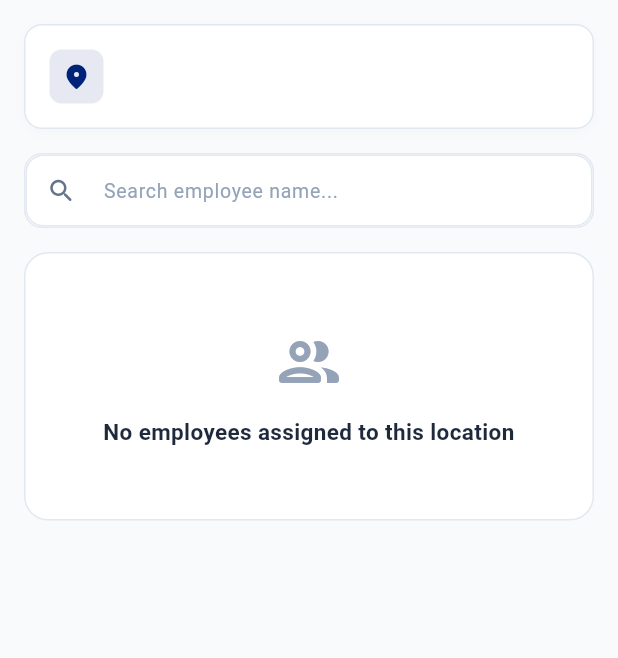
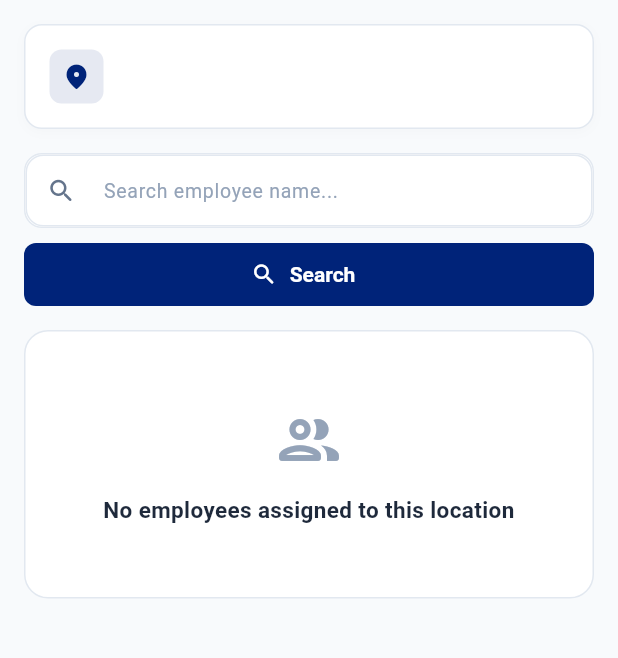
Before and after one commit to shahid531/client_attendence, a Flutter app: the LocationEmployeesPage screen opened directly with empty values, on a phone screen of 412 x 824 dp, the part 84-742 px from its top. Run offline on Flutter 3.47's test engine with Material 3 defaults, Android fonts, the phone set to English and light mode, and no system bars; our stand-ins replace dartz, device_info_plus, dio, equatable, flutter_bloc, flutter_map and 8 more; accounts and stored records are empty; network calls fail.

Commit message:
search functionality added

```diff
--- a/lib/data/repositories/admin_repository_impl.dart
+++ b/lib/data/repositories/admin_repository_impl.dart
@@ -46,9 +46,9 @@ class AdminRepositoryImpl implements AdminRepository {
   }
 
   @override
-  Future<Either<Failure, List<CreatedEmployee>>> getEmployees() async {
+  Future<Either<Failure, List<CreatedEmployee>>> getEmployees({String? name}) async {
     try {
-      final result = await remoteDataSource.getEmployees();
+      final result = await remoteDataSource.getEmployees(name: name);
       return Right(result);
     } on ServerException catch (e) {
       return Left(ServerFailure(e.message));
--- a/lib/domain/repositories/admin_repository.dart
+++ b/lib/domain/repositories/admin_repository.dart
@@ -17,7 +17,7 @@ abstract class AdminRepository {
     String? reportingManagerEmployeeId,
   });
 
-  Future<Either<Failure, List<CreatedEmployee>>> getEmployees();
+  Future<Either<Failure, List<CreatedEmployee>>> getEmployees({String? name});
 
   Future<Either<Failure, List<ClientLocation>>> getLocations();
 
--- a/lib/domain/usecases/admin/get_employees_usecase.dart
+++ b/lib/domain/usecases/admin/get_employees_usecase.dart
@@ -1,16 +1,26 @@
 import 'package:dartz/dartz.dart';
+import 'package:equatable/equatable.dart';
 import '../../../core/errors/failures.dart';
 import '../../../core/usecases/usecase.dart';
 import '../../entities/created_employee.dart';
 import '../../repositories/admin_repository.dart';
 
-class GetEmployeesUseCase implements UseCase<List<CreatedEmployee>, NoParams> {
+class GetEmployeesUseCase implements UseCase<List<CreatedEmployee>, GetEmployeesParams> {
   final AdminRepository repository;
 
   GetEmployeesUseCase(this.repository);
 
   @override
-  Future<Either<Failure, List<CreatedEmployee>>> call(NoParams params) async {
-    return await repository.getEmployees();
+  Future<Either<Failure, List<CreatedEmployee>>> call(GetEmployeesParams params) async {
+    return await repository.getEmployees(name: params.name);
   }
 }
+
+class GetEmployeesParams extends Equatable {
+  final String? name;
+
+  const GetEmployeesParams({this.name});
+
+  @override
+  List<Object?> get props => [name];
+}
--- a/lib/presentation/blocs/admin/admin_bloc.dart
+++ b/lib/presentation/blocs/admin/admin_bloc.dart
@@ -38,7 +38,9 @@ class AdminBloc extends Bloc<AdminEvent, AdminState> {
       locationsError: state.locationsError,
     ));
 
-    final result = await getEmployeesUseCase(NoParams());
+    final result = await getEmployeesUseCase(
+      GetEmployeesParams(name: event.name),
+    );
 
     result.fold(
       (failure) => emit(
--- a/lib/presentation/blocs/admin/admin_event.dart
+++ b/lib/presentation/blocs/admin/admin_event.dart
@@ -51,11 +51,15 @@ class ResetAdminStateEvent extends AdminEvent {}
 
 class LoadEmployeesEvent extends AdminEvent {
   final bool isRefresh;
+  final String? name;
 
-  const LoadEmployeesEvent({this.isRefresh = false});
+  const LoadEmployeesEvent({
+    this.isRefresh = false,
+    this.name,
+  });
 
   @override
-  List<Object?> get props => [isRefresh];
+  List<Object?> get props => [isRefresh, name];
 }
 
 class LoadLocationsEvent extends AdminEvent {
--- a/lib/presentation/pages/location_employees_page.dart
+++ b/lib/presentation/pages/location_employees_page.dart
@@ -23,7 +23,6 @@ class LocationEmployeesPage extends StatefulWidget {
 
 class _LocationEmployeesPageState extends State<LocationEmployeesPage> {
   final TextEditingController _searchController = TextEditingController();
-  String _searchQuery = '';
 
   @override
   void initState() {
@@ -39,24 +38,28 @@ class _LocationEmployeesPageState extends State<LocationEmployeesPage> {
     super.dispose();
   }
 
-  void _onSearchChanged(String query) {
-    setState(() {
-      _searchQuery = query.trim().toLowerCase();
-    });
+  void _performSearch() {
+    FocusScope.of(context).unfocus();
+    final query = _searchController.text.trim();
+    context.read<AdminBloc>().add(
+          LoadEmployeesEvent(
+            name: query.isNotEmpty ? query : null,
+          ),
+        );
   }
 
   void _clearSearch() {
     _searchController.clear();
-    setState(() {
-      _searchQuery = '';
-    });
+    FocusScope.of(context).unfocus();
+    setState(() {});
+    context.read<AdminBloc>().add(const LoadEmployeesEvent());
   }
 
   List<CreatedEmployee> _getFilteredEmployees(List<CreatedEmployee> allEmployees) {
     final location = widget.location;
 
     // Filter employees assigned to this location
-    final assigned = allEmployees.where((emp) {
+    return allEmployees.where((emp) {
       if (emp.locationId != null &&
           emp.locationId!.isNotEmpty &&
           emp.locationId == location.locationId) {
@@ -75,13 +78,6 @@ class _LocationEmployeesPageState extends State<LocationEmployeesPage> {
         return true;
       }
       return false;
-    }).toList();
-
-    if (_searchQuery.isEmpty) return assigned;
-
-    return assigned.where((emp) {
-      return emp.fullName.toLowerCase().contains(_searchQuery) ||
-          emp.employeeId.toLowerCase().contains(_searchQuery);
     }).toList();
   }
 
@@ -305,7 +301,13 @@ class _LocationEmployeesPageState extends State<LocationEmployeesPage> {
       ),
       body: RefreshIndicator(
         onRefresh: () async {
-          context.read<AdminBloc>().add(const LoadEmployeesEvent(isRefresh: true));
+          final query = _searchController.text.trim();
+          context.read<AdminBloc>().add(
+                LoadEmployeesEvent(
+                  isRefresh: true,
+                  name: query.isNotEmpty ? query : null,
+                ),
+              );
         },
         child: SingleChildScrollView(
           physics: const AlwaysScrollableScrollPhysics(),
@@ -380,41 +382,8 @@ class _LocationEmployeesPageState extends State<LocationEmployeesPage> {
               ),
               const SizedBox(height: 16),
 
-              // Search Input Field
-              Container(
-                decoration: BoxDecoration(
-                  color: Colors.white,
-                  borderRadius: BorderRadius.circular(12),
-                  border: Border.all(color: AppColors.borderGrey),
-                ),
-                child: TextField(
-                  controller: _searchController,
-                  onChanged: _onSearchChanged,
-                  decoration: InputDecoration(
-                    hintText: 'Search employee name...',
-                    hintStyle: const TextStyle(
-                      color: AppColors.textLight,
-                      fontSize: 13,
-                    ),
-                    prefixIcon: const Icon(
-                      Icons.search_rounded,
-                      color: AppColors.textMuted,
-                      size: 20,
-                    ),
-                    suffixIcon: _searchController.text.isNotEmpty
-                        ? IconButton(
-                            icon: const Icon(Icons.clear_rounded, size: 18),
-                            onPressed: _clearSearch,
-                          )
-                        : null,
-                    border: InputBorder.none,
-                    contentPadding: const EdgeInsets.symmetric(
-                      vertical: 12,
-                      horizontal: 14,
-                    ),
-                  ),
-                ),
-              ),
+              // Search Bar & Search Button
+              _buildSearchBar(primaryNavy),
               const SizedBox(height: 16),
 
               // BlocBuilder for Employees List
@@ -444,6 +413,7 @@ class _LocationEmployeesPageState extends State<LocationEmployeesPage> {
                   final filteredEmployees = _getFilteredEmployees(state.employees);
 
                   if (filteredEmployees.isEmpty) {
+                    final searchQuery = _searchController.text.trim();
                     return Container(
                       width: double.infinity,
                       padding: const EdgeInsets.symmetric(
@@ -465,8 +435,8 @@ class _LocationEmployeesPageState extends State<LocationEmployeesPage> {
                           ),
                           const SizedBox(height: 12),
                           Text(
-                            _searchQuery.isNotEmpty
-                                ? 'No employees matching "$_searchQuery"'
+                            searchQuery.isNotEmpty
+                                ? 'No employees matching "$searchQuery"'
                                 : 'No employees assigned to this location',
                             textAlign: TextAlign.center,
                             style: const TextStyle(
@@ -503,6 +473,74 @@ class _LocationEmployeesPageState extends State<LocationEmployeesPage> {
           ),
         ),
       ),
+    );
+  }
+
+  Widget _buildSearchBar(Color primaryNavy) {
+    return Column(
+      crossAxisAlignment: CrossAxisAlignment.stretch,
+      children: [
+        Container(
+          decoration: BoxDecoration(
+            color: Colors.white,
+            borderRadius: BorderRadius.circular(12),
+            border: Border.all(color: AppColors.borderGrey),
+          ),
+          child: TextField(
+            controller: _searchController,
+            onChanged: (val) => setState(() {}),
+            onSubmitted: (_) => _performSearch(),
+            textInputAction: TextInputAction.search,
+            decoration: InputDecoration(
+              hintText: 'Search employee name...',
+              hintStyle: const TextStyle(
+                color: AppColors.textLight,
+                fontSize: 13,
+              ),
+              prefixIcon: const Icon(
+                Icons.search_rounded,
+                color: AppColors.textMuted,
+                size: 20,
+              ),
+              suffixIcon: _searchController.text.isNotEmpty
+                  ? IconButton(
+                      icon: const Icon(Icons.clear_rounded, size: 18),
+                      onPressed: _clearSearch,
+                    )
+                  : null,
+              border: InputBorder.none,
+              contentPadding: const EdgeInsets.symmetric(
+                vertical: 12,
+                horizontal: 14,
+              ),
+            ),
+          ),
+        ),
+        const SizedBox(height: 10),
+        SizedBox(
+          width: double.infinity,
+          height: 42,
+          child: ElevatedButton.icon(
+            onPressed: _performSearch,
+            icon: const Icon(Icons.search_rounded, size: 18, color: Colors.white),
+            label: const Text(
+              'Search',
+              style: TextStyle(
+                color: Colors.white,
+                fontWeight: FontWeight.bold,
+                fontSize: 14,
+              ),
+            ),
+            style: ElevatedButton.styleFrom(
+              backgroundColor: primaryNavy,
+              elevation: 0,
+              shape: RoundedRectangleBorder(
+                borderRadius: BorderRadius.circular(8),
+              ),
+            ),
+          ),
+        ),
+      ],
     );
   }
 
```
Also changed, not shown: lib/data/datasources/admin_remote_datasource.dart (+8 -2 lines), lib/presentation/pages/client_locations.dart (+17 -65 lines), lib/presentation/widgets/flowerpot_cracker_effect.dart (+62 -49 lines).
